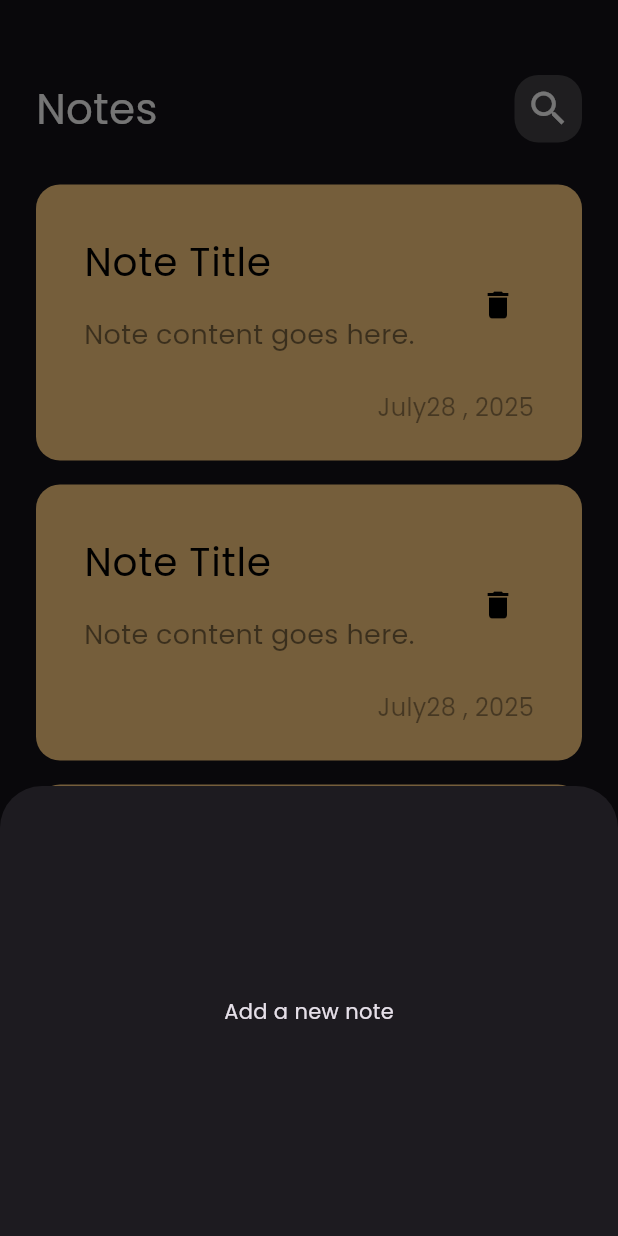
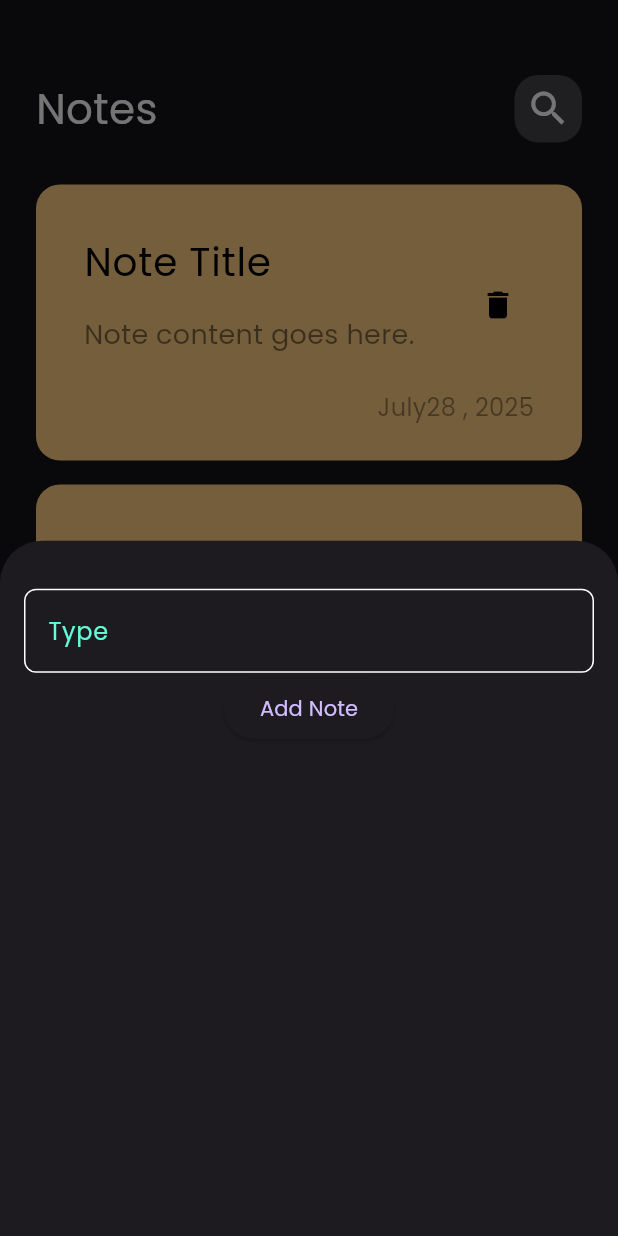
Before and after one commit to medo910/notes_app, a Flutter app: the screen it shows after launch, after a tap on the "add" icon, on a phone screen of 412 x 824 dp. Run offline on Flutter 3.47's test engine with Material 3 defaults, Android fonts, the phone set to English and light mode, and no system bars.

Commit message:
Create custom TextField and Button for adding note

```diff
--- /dev/null
+++ b/lib/constants.dart
@@ -0,0 +1,3 @@
+import 'package:flutter/material.dart';
+
+const kPrimaryColor = Color(0xFF62FCD7);
--- a/lib/widgets/add_note_button_sheet.dart
+++ b/lib/widgets/add_note_button_sheet.dart
@@ -1,10 +1,26 @@
 import 'package:flutter/material.dart';
+import 'package:notes_app/widgets/custom_text_field.dart';
 
 class AddNoteButtonSheet extends StatelessWidget {
   const AddNoteButtonSheet({super.key});
 
   @override
   Widget build(BuildContext context) {
-    return Container(height: 300, child: Center(child: Text('Add a new note')));
+    return Padding(
+      padding: const EdgeInsets.symmetric(horizontal: 16),
+      child: Column(
+        children: [
+          SizedBox(height: 32),
+          CustomTextField(),
+          ElevatedButton(
+            onPressed: () {
+              // Logic to add a new note
+              Navigator.pop(context); // Close the sheet after adding
+            },
+            child: const Text('Add Note'),
+          ),
+        ],
+      ),
+    );
   }
 }
--- /dev/null
+++ b/lib/widgets/custom_text_field.dart
@@ -0,0 +1,29 @@
+import 'package:flutter/material.dart';
+import 'package:notes_app/constants.dart';
+
+class CustomTextField extends StatelessWidget {
+  const CustomTextField({super.key});
+
+  @override
+  Widget build(BuildContext context) {
+    return TextField(
+      cursorColor: kPrimaryColor,
+      decoration: InputDecoration(
+        border: buildBorder(),
+        enabledBorder: buildBorder(),
+        focusedBorder: buildBorder(kPrimaryColor),
+        // labelText: 'Enter text',
+        hintText: 'Type',
+        hintStyle: TextStyle(color: kPrimaryColor),
+      ),
+      style: TextStyle(fontSize: 16),
+    );
+  }
+}
+
+OutlineInputBorder buildBorder([color]) {
+  return OutlineInputBorder(
+    borderRadius: BorderRadius.circular(8),
+    borderSide: BorderSide(color: color ?? Colors.white),
+  );
+}
```
